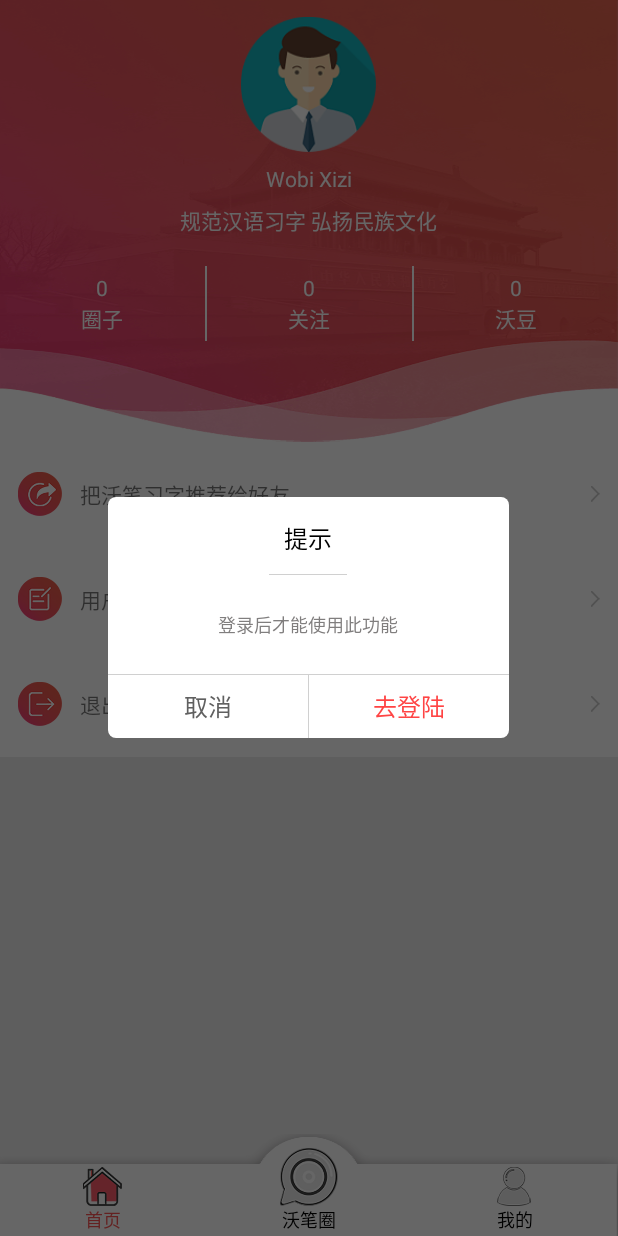
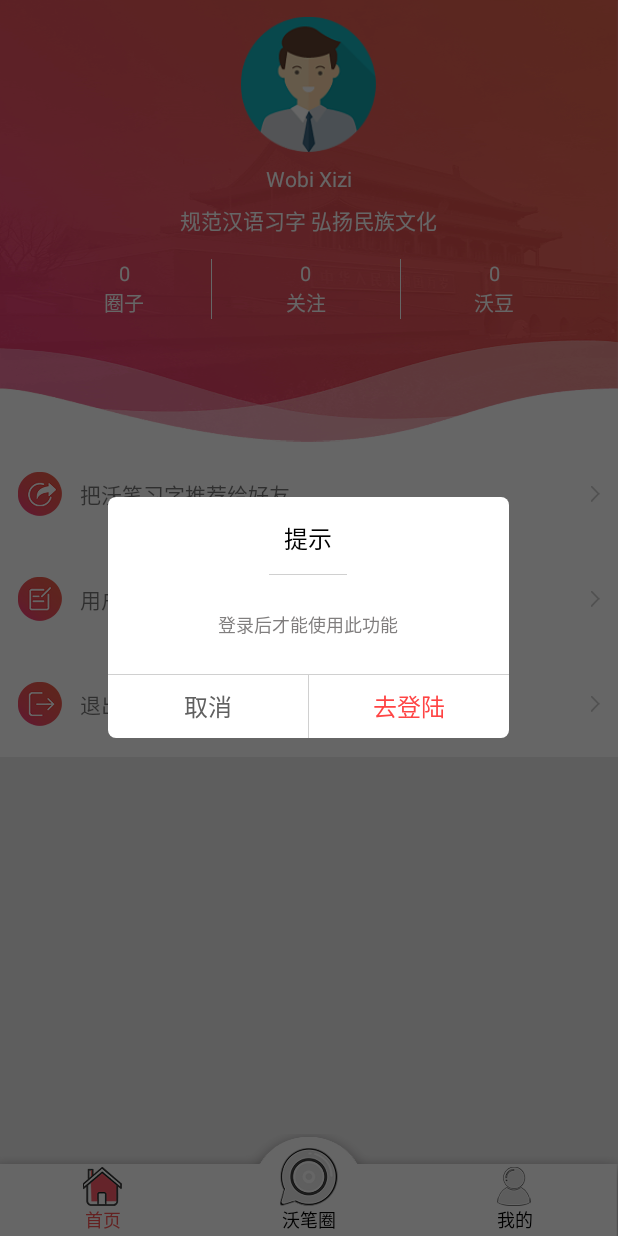
Before and after one commit to hellobitbit/WobiWriting, an Android app: the fragment MeFragment placed in its activity, on a phone screen of 412 x 824 dp. Run offline under Robolectric (Android 15) with nearby library versions, the light colour scheme and no system bars; libraries missing offline, so code that uses them is left out: com.tencent.mm; network calls fail; 2 statements that could not run were skipped.

Commit message:
app tips when first loaded

```diff
--- a/app/src/main/java/com/wobi/android/wobiwriting/ui/HomeFragment.java
+++ b/app/src/main/java/com/wobi/android/wobiwriting/ui/HomeFragment.java
@@ -1,14 +1,17 @@
 package com.wobi.android.wobiwriting.ui;
 
 import android.content.Intent;
+import android.graphics.drawable.ColorDrawable;
 import android.os.Bundle;
 import android.os.Handler;
 import android.os.Message;
 import android.support.v4.view.ViewPager;
+import android.view.Gravity;
 import android.view.LayoutInflater;
 import android.view.MotionEvent;
 import android.view.View;
 import android.view.ViewGroup;
+import android.view.WindowManager;
 import android.widget.PopupWindow;
 import android.widget.TextView;
 
@@ -26,6 +29,7 @@ import com.wobi.android.wobiwriting.home.message.GetGradeRequest;
 import com.wobi.android.wobiwriting.home.message.GetGradeResponse;
 import com.wobi.android.wobiwriting.home.model.Grade;
 import com.wobi.android.wobiwriting.utils.LogUtil;
+import com.wobi.android.wobiwriting.utils.SharedPrefUtil;
 import com.wobi.android.wobiwriting.views.HomeItemView;
 import com.wobi.android.wobiwriting.views.SpinnerPopWindow;
 
@@ -53,6 +57,8 @@ public class HomeFragment extends BaseFragment implements View.OnClickListener,
     private HomeItemView calligraghyClass;
     private HomeItemView chinese_writing;
     private HomeItemView speckCN;
+
+    private boolean hidden = false;//fragment
 
     private boolean isContinue = true;
     private int index;
@@ -109,18 +115,14 @@ public class HomeFragment extends BaseFragment implements View.OnClickListener,
     @Override
     public void onResume(){
         super.onResume();
-        if (timer == null){
-            timer = new Timer();//创建Timer对象
-            //执行定时任务
-            timer.schedule(new TimerTask() {
+        scheduleTimer();
+        if (!SharedPrefUtil.getHomeGradeTipsState(getActivity())) {
+            banner_viewpager.post(new Runnable() {
                 @Override
                 public void run() {
-                    //首先判断是否需要轮播，是的话我们才发消息
-                    if (isContinue) {
-                        mHandler.sendEmptyMessage(1);
+                    displayPopupWindowTips(R.drawable.home_grade_click_tips);
                 }
-                }
-            }, 5000, 5000);//延迟10秒，每隔10秒发一次消息
+            });
         }
     }
 
@@ -147,19 +149,7 @@ public class HomeFragment extends BaseFragment implements View.OnClickListener,
         banner_viewpager.addOnPageChangeListener(onPageChangeListener);
         banner_viewpager.setOnTouchListener(onTouchListener);
 
-        if (timer == null) {
-            timer = new Timer();//创建Timer对象
-            //执行定时任务
-            timer.schedule(new TimerTask() {
-                @Override
-                public void run() {
-                    //首先判断是否需要轮播，是的话我们才发消息
-                    if (isContinue) {
-                        mHandler.sendEmptyMessage(1);
-                    }
-                }
-            }, 5000, 5000);//延迟10秒，每隔10秒发一次消息
-        }
+        scheduleTimer();
     }
 
     private void setViewPagerScrollSpeed( ){
@@ -333,6 +323,7 @@ public class HomeFragment extends BaseFragment implements View.OnClickListener,
     @Override
     public void onHiddenChanged(boolean hidden) {
         super.onHiddenChanged(hidden);
+        this.hidden = hidden;
         LogUtil.d(TAG," onHiddenChanged hidden = "+hidden);
         if (hidden){
             if (timer != null){
@@ -340,7 +331,12 @@ public class HomeFragment extends BaseFragment implements View.OnClickListener,
                 timer = null;
             }
         }else {
-            if (timer == null){
+            scheduleTimer();
+        }
+    }
+
+    private void scheduleTimer(){
+        if (timer == null && !hidden){
             timer = new Timer();//创建Timer对象
             //执行定时任务
             timer.schedule(new TimerTask() {
@@ -351,8 +347,26 @@ public class HomeFragment extends BaseFragment implements View.OnClickListener,
                         mHandler.sendEmptyMessage(1);
                     }
                 }
-                },5000,5000);//延迟10秒，每隔10秒发一次消息
+            },5000,5000);//延迟5秒，每隔5秒发一次消息
         }
     }
+
+    private void displayPopupWindowTips(int imageResId){
+        View layout = getActivity().getLayoutInflater().inflate(R.layout.app_overlay_layout, null);
+        final PopupWindow pop = new PopupWindow(layout,
+                WindowManager.LayoutParams.MATCH_PARENT,
+                WindowManager.LayoutParams.MATCH_PARENT,
+                true);
+        layout.setOnClickListener(new View.OnClickListener() {
+            @Override
+            public void onClick(View v) {
+                pop.dismiss();
+            }
+        });
+        layout.setBackgroundResource(imageResId);
+        pop.setClippingEnabled(false);
+        pop.setBackgroundDrawable(new ColorDrawable(0xffffff));//支持点击Back虚拟键退出
+        pop.showAtLocation(getActivity().findViewById(R.id.container), Gravity.TOP|Gravity.START, 0, 0);
+        SharedPrefUtil.saveHomeGradeTipsState(getActivity(), true);
     }
 }
--- a/app/src/main/res/layout/me_frag_layout.xml
+++ b/app/src/main/res/layout/me_frag_layout.xml
@@ -40,14 +40,17 @@
             android:text="@string/default_user_description" />
 
         <LinearLayout
+            android:layout_marginLeft="15dp"
+            android:layout_marginRight="20dp"
             android:layout_below="@id/user_description"
             android:layout_width="match_parent"
             android:layout_height="wrap_content"
-            android:layout_marginTop="20dp"
+            android:layout_marginTop="15dp"
             android:orientation="horizontal">
 
             <LinearLayout
                 android:id="@+id/moments_num_layout"
+                android:paddingLeft="10dp"
                 android:layout_width="match_parent"
                 android:layout_height="match_parent"
                 android:layout_weight="1"
@@ -60,6 +63,7 @@
                     android:layout_height="wrap_content"
                     android:layout_gravity="center_horizontal"
                     android:textColor="@android:color/white"
+                    android:textSize="13sp"
                     android:text="0" />
 
                 <TextView
@@ -67,12 +71,13 @@
                     android:layout_height="wrap_content"
                     android:layout_gravity="center_horizontal"
                     android:textColor="@android:color/white"
+                    android:textSize="13sp"
                     android:text="@string/moment_num_title" />
             </LinearLayout>
 
             <View
-                android:layout_width="1dp"
-                android:layout_height="50dp"
+                android:layout_width="0.5dp"
+                android:layout_height="40dp"
                 android:background="@android:color/white" />
 
             <LinearLayout
@@ -89,6 +94,7 @@
                     android:layout_height="wrap_content"
                     android:textColor="@android:color/white"
                     android:layout_gravity="center_horizontal"
+                    android:textSize="13sp"
                     android:text="0" />
 
                 <TextView
@@ -96,12 +102,13 @@
                     android:layout_height="wrap_content"
                     android:layout_gravity="center_horizontal"
                     android:textColor="@android:color/white"
+                    android:textSize="13sp"
                     android:text="@string/follow_num_title" />
             </LinearLayout>
 
             <View
-                android:layout_width="1dp"
-                android:layout_height="50dp"
+                android:layout_width="0.5dp"
+                android:layout_height="40dp"
                 android:background="@android:color/white" />
 
             <LinearLayout
@@ -118,6 +125,7 @@
                     android:layout_height="wrap_content"
                     android:textColor="@android:color/white"
                     android:layout_gravity="center_horizontal"
+                    android:textSize="13sp"
                     android:text="0" />
 
                 <TextView
@@ -125,6 +133,7 @@
                     android:layout_height="wrap_content"
                     android:textColor="@android:color/white"
                     android:layout_gravity="center_horizontal"
+                    android:textSize="13sp"
                     android:text="@string/wodou_num_title" />
             </LinearLayout>
         </LinearLayout>
```
Also changed, not shown: app/src/main/java/com/wobi/android/wobiwriting/ui/MainActivity.java (+0 -24 lines), app/src/main/java/com/wobi/android/wobiwriting/ui/MeFragment.java (+30 -0 lines), app/src/main/java/com/wobi/android/wobiwriting/utils/SharedPrefUtil.java (+46 -0 lines), app/src/main/res/drawable-xxhdpi/me_tips.png (added). Lines whose indentation alone changed are shown as unchanged.
